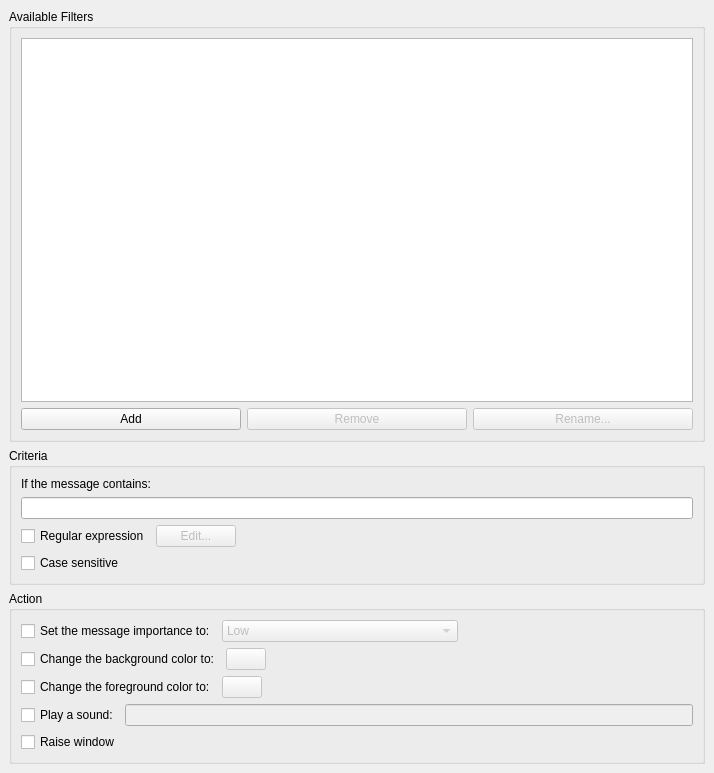
The window that plugins/highlight/highlightprefsbase.ui (KDE/kopete) describes before a commit, drawn with Qt 5.
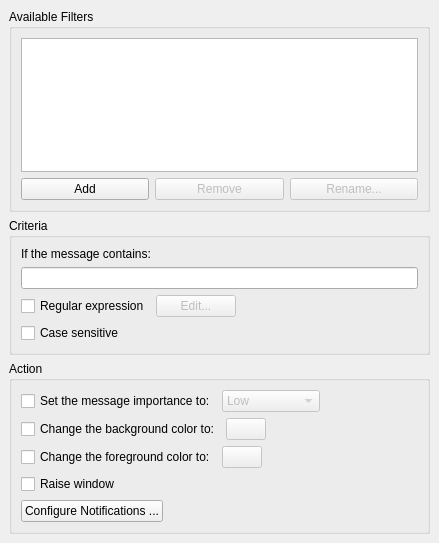
The same window after the commit. Custom widgets are drawn as their Qt base class.

Commit message: Add message classes. Usefull for giving a custom notification for highlight's plugin filter and for letting changing the style of history messages

```diff
--- a/plugins/highlight/highlightprefsbase.ui
+++ b/plugins/highlight/highlightprefsbase.ui
@@ -8,8 +8,8 @@
    <rect>
     <x>0</x>
     <y>0</y>
-    <width>714</width>
-    <height>773</height>
+    <width>439</width>
+    <height>543</height>
    </rect>
   </property>
   <property name="windowTitle" >
@@ -61,11 +61,6 @@
           <verstretch>0</verstretch>
          </sizepolicy>
         </property>
-        <column>
-         <property name="text" >
-          <string>Filters</string>
-         </property>
-        </column>
        </widget>
       </item>
       <item row="1" column="2" >
@@ -357,30 +352,6 @@
         </item>
        </layout>
       </item>
-      <item>
-       <layout class="QHBoxLayout" >
-        <property name="margin" >
-         <number>0</number>
-        </property>
-        <property name="spacing" >
-         <number>6</number>
-        </property>
-        <item>
-         <widget class="QCheckBox" name="m_sound" >
-          <property name="text" >
-           <string>Play a sound:</string>
-          </property>
-         </widget>
-        </item>
-        <item>
-         <widget class="KUrlRequester" name="m_soundFN" >
-          <property name="enabled" >
-           <bool>false</bool>
-          </property>
-         </widget>
-        </item>
-       </layout>
-      </item>
       <item>
        <layout class="QHBoxLayout" >
         <property name="margin" >
@@ -398,6 +369,36 @@
         </item>
        </layout>
       </item>
+      <item>
+       <layout class="QHBoxLayout" >
+        <property name="margin" >
+         <number>0</number>
+        </property>
+        <property name="spacing" >
+         <number>6</number>
+        </property>
+        <item>
+         <widget class="QPushButton" name="m_notifications" >
+          <property name="text" >
+           <string>Configure Notifications ...</string>
+          </property>
+         </widget>
+        </item>
+        <item>
+         <spacer>
+          <property name="orientation" >
+           <enum>Qt::Horizontal</enum>
+          </property>
+          <property name="sizeHint" >
+           <size>
+            <width>40</width>
+            <height>20</height>
+           </size>
+          </property>
+         </spacer>
+        </item>
+       </layout>
+      </item>
      </layout>
     </widget>
    </item>
@@ -410,36 +411,6 @@
    <class>KColorButton</class>
    <extends>QPushButton</extends>
    <header>kcolorbutton.h</header>
-   <container>0</container>
-   <pixmap></pixmap>
-  </customwidget>
-  <customwidget>
-   <class>KComboBox</class>
-   <extends>QComboBox</extends>
-   <header>kcombobox.h</header>
-   <container>0</container>
-   <pixmap></pixmap>
-  </customwidget>
-  <customwidget>
-   <class>KLineEdit</class>
-   <extends>QLineEdit</extends>
-   <header>klineedit.h</header>
-   <container>0</container>
-   <pixmap></pixmap>
-  </customwidget>
-  <customwidget>
-   <class>KUrlRequester</class>
-   <extends>QLineEdit</extends>
-   <header>kurlrequester.h</header>
-   <container>0</container>
-   <pixmap></pixmap>
-  </customwidget>
-  <customwidget>
-   <class>K3ListView</class>
-   <extends>QListWidget</extends>
-   <header>k3listview.h</header>
-   <container>0</container>
-   <pixmap></pixmap>
   </customwidget>
  </customwidgets>
  <tabstops>
```
Left out of the diff: 20 changed lines with no effect on the pictures. The commit also changes 13 other files.
